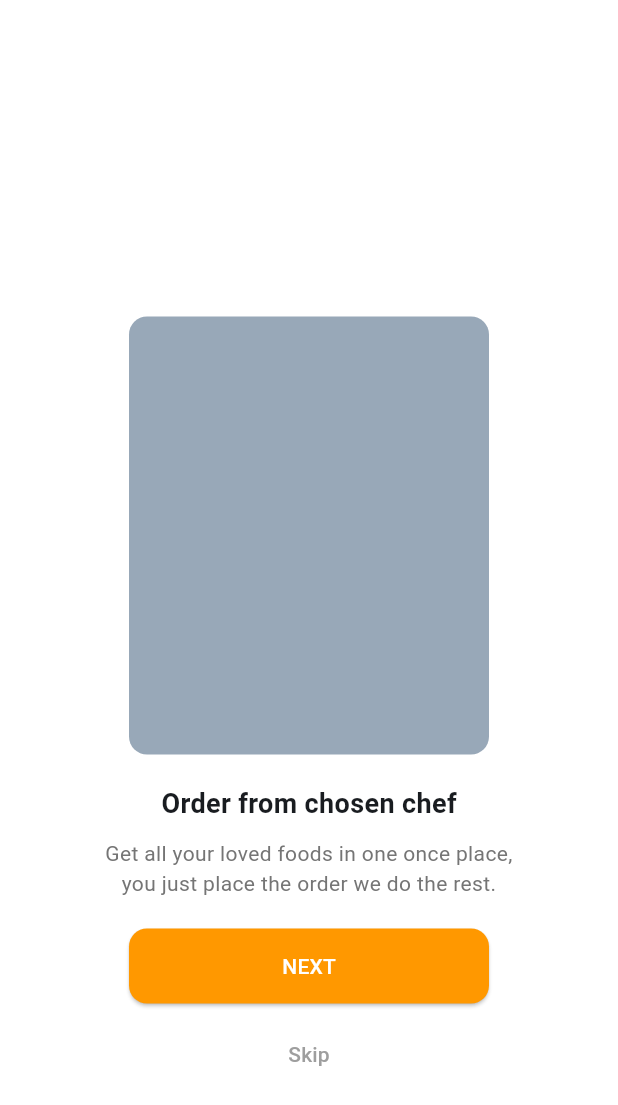
After one commit to TI-POLINDRA/PEMOBILE2-D4RPL2B-PRAKTIKUM4, a Flutter app: the OnboardingScreen screen opened by its route, on a phone screen of 412 x 824 dp. The commit adds this screen. Shown: the top 1105 px of the screen. Run offline on Flutter 3.47's test engine with Material 3 defaults, Android fonts, the phone set to English and light mode, and no system bars; our stand-ins replace flutter_screenutil.

Commit message:
ui: OnboardingSreen

```diff
--- a/lib/main.dart
+++ b/lib/main.dart
@@ -1,7 +1,9 @@
 import 'package:flutter/material.dart';
 import 'package:flutter_screenutil/flutter_screenutil.dart';
+import 'package:pemobile2_d4rpl3b_praktikum4/screens/Onboarding3.dart';
 import 'package:pemobile2_d4rpl3b_praktikum4/screens/login_screen.dart';
 import 'package:pemobile2_d4rpl3b_praktikum4/utils/router_check.dart';
+
 
 void main() {
   runApp(const MyApp());
@@ -26,6 +28,7 @@ class MyApp extends StatelessWidget {
           routes: {
             '/': (context) => const RouterCheck(),
             '/login': (context) => const LoginScreen(),
+            '/Onboarding': (context) =>  OnboardingScreen(),
           },
         );
       },
--- /dev/null
+++ b/lib/screens/Onboarding3.dart
@@ -0,0 +1,87 @@
+import 'package:flutter/material.dart';
+import 'package:flutter_screenutil/flutter_screenutil.dart';
+
+void main() {
+  runApp(MyApp());
+}
+
+class MyApp extends StatelessWidget {
+  @override
+  Widget build(BuildContext context) {
+    return MaterialApp(
+      debugShowCheckedModeBanner: false,
+      home: OnboardingScreen(),
+    );
+  }
+}
+
+class OnboardingScreen extends StatelessWidget {
+  @override
+  Widget build(BuildContext context) {
+    return Scaffold(
+      backgroundColor: Colors.white,
+      body: Center(
+        child: Padding(
+          padding: const EdgeInsets.symmetric(horizontal: 20),
+          child: Column(
+            mainAxisAlignment: MainAxisAlignment.center,
+            children: [
+              SizedBox(height: 114), // Padding atas sesuai ketentuan
+              Container(
+                width: 240,
+                height: 292,
+                decoration: BoxDecoration(
+                  color: Color(0xFF98A8B8), // Warna #98A8B8
+                  borderRadius: BorderRadius.circular(12), // Radius 12px
+                ),
+              ),
+              SizedBox(height: 20),
+              Text(
+                "Order from chosen chef",
+                style: TextStyle(
+                  fontSize: 18,
+                  fontWeight: FontWeight.bold,
+                ),
+              ),
+              SizedBox(height: 10),
+              Text(
+                "Get all your loved foods in one once place,\nyou just place the order we do the rest.",
+                textAlign: TextAlign.center,
+                style: TextStyle(
+                  fontSize: 14,
+                  color: Colors.grey[600],
+                ),
+              ),
+              SizedBox(height: 20),
+              Container(
+                width: 240, // Lebar sesuai ketentuan
+                child: ElevatedButton(
+                  style: ElevatedButton.styleFrom(
+                    backgroundColor: Colors.orange,
+                    padding: EdgeInsets.symmetric(vertical: 15),
+                    shape: RoundedRectangleBorder(
+                      borderRadius: BorderRadius.circular(12),
+                    ),
+                  ),
+                  onPressed: () {},
+                  child: Text(
+                    "NEXT",
+                    style: TextStyle(color: Colors.white),
+                  ),
+                ),
+              ),
+              SizedBox(height: 10),
+              TextButton(
+                onPressed: () {},
+                child: Text(
+                  "Skip",
+                  style: TextStyle(color: Colors.grey),
+                ),
+              ),
+            ],
+          ),
+        ),
+      ),
+    );
+  }
+}
```
